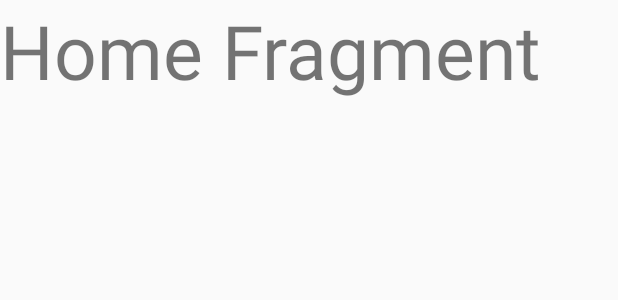
After one commit to Amrhalawani/DiscoverMovieskt, an Android app: the layout frag_home.xml on its own in the app's theme, with its tools: preview values and no code run, on a phone screen of 412 x 824 dp. The commit adds this screen. Shown: the top 300 px of the screen. Run offline under Robolectric (Android 15) with nearby library versions, the phone set to English and light mode, and no system bars; Roboto replaces fonts that are not available here.

Commit message:
add 3 main fragments

```diff
--- /dev/null
+++ b/app/src/main/res/layout/frag_home.xml
@@ -0,0 +1,27 @@
+<FrameLayout xmlns:android="http://schemas.android.com/apk/res/android"
+             xmlns:tools="http://schemas.android.com/tools"
+             android:layout_width="match_parent"
+             android:layout_height="match_parent"
+             tools:context="com.amrhal.discovermovieskt.view.main.fragments.HomeFragment">
+
+    <ImageView
+            android:id="@+id/firstFragmentImageView"
+            android:scaleType="centerCrop"
+            android:layout_width="match_parent"
+            android:layout_height="match_parent" />
+
+    <TextView
+            android:layout_width="wrap_content"
+            android:layout_height="wrap_content"
+            android:text="Home Fragment"
+            android:textSize="50sp"/>
+
+
+    <ProgressBar
+            android:id="@+id/progressBar"
+            android:layout_gravity="center"
+            android:visibility="invisible"
+            android:layout_width="wrap_content"
+            android:layout_height="wrap_content" />
+
+</FrameLayout>
```
Also changed, not shown: app/src/main/java/com/amrhal/discovermovieskt/view/main/BottomNavigationViewHelper.kt (deleted, +0 -29 lines), app/src/main/java/com/amrhal/discovermovieskt/view/main/MainActivity.kt (+57 -17 lines), app/src/main/java/com/amrhal/discovermovieskt/view/main/fragments/FavFragment.kt (added, +70 -0 lines), app/src/main/java/com/amrhal/discovermovieskt/view/main/fragments/HomeFragment.kt (added, +63 -0 lines), app/src/main/java/com/amrhal/discovermovieskt/view/main/fragments/SearchFragment.kt (added, +66 -0 lines), app/src/main/res/layout/activity_main.xml (+25 -12 lines), app/src/main/res/layout/frag_fav_movies.xml (added, +20 -0 lines).
